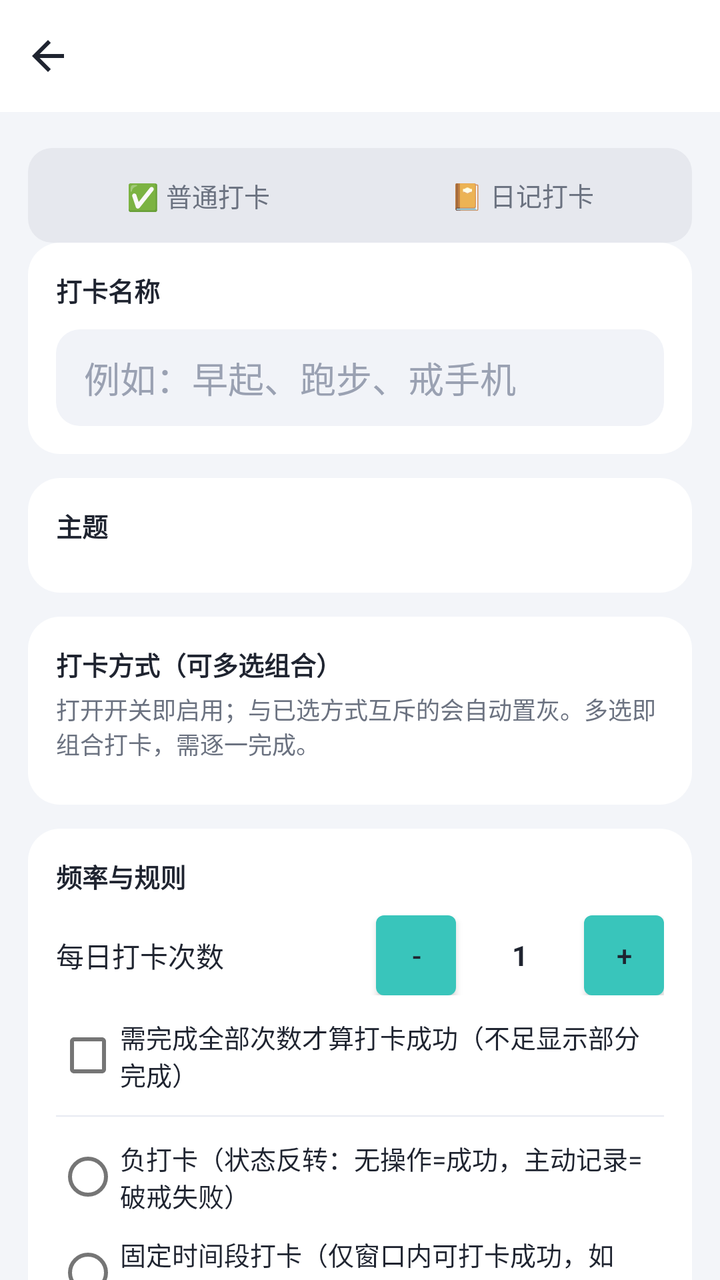
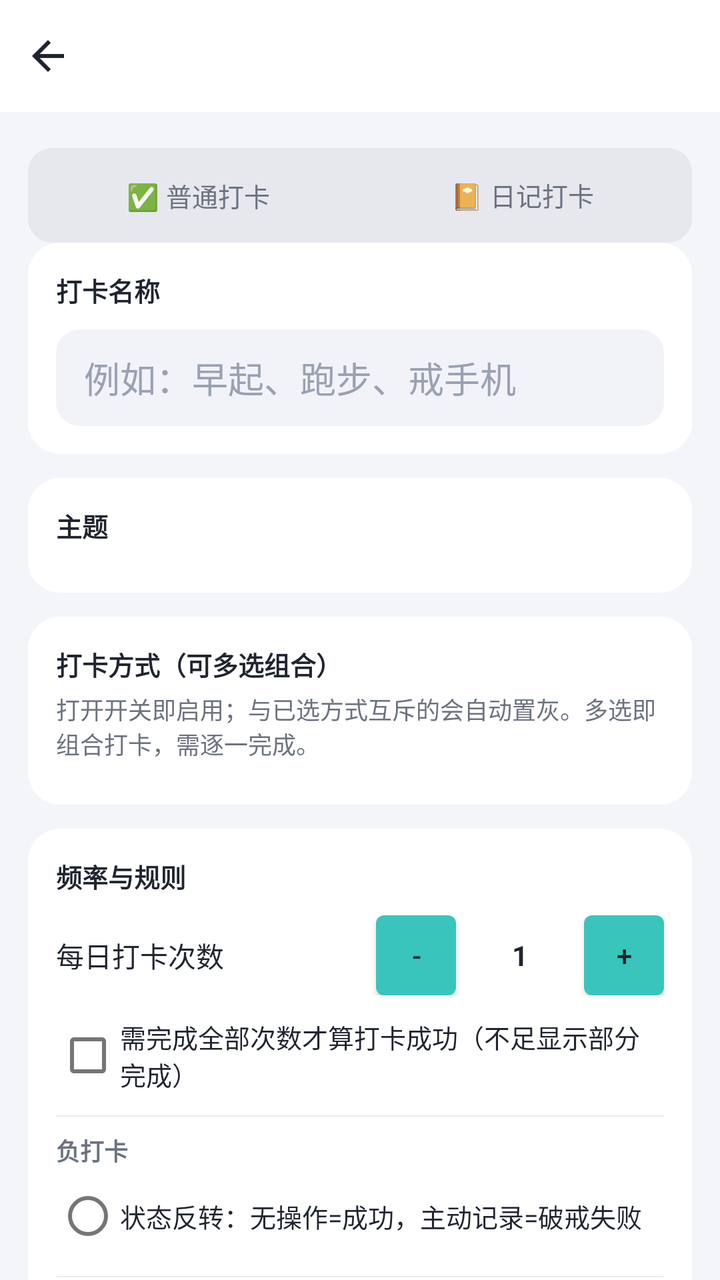

Two renders of the same Android screen: before a commit and after it. Below are the layout's source before the change and the commit's diff.
<!-- AndroidManifest.xml: application theme Theme.Checkin -->
<!-- res/layout/activity_create_item.xml -->
<?xml version="1.0" encoding="utf-8"?>
<LinearLayout xmlns:android="http://schemas.android.com/apk/res/android"
    android:id="@+id/create_root"
    android:layout_width="match_parent"
    android:layout_height="match_parent"
    android:background="@color/bg_page"
    android:orientation="vertical">

    <include android:id="@+id/topbar" layout="@layout/view_topbar" />

    <ScrollView
        android:layout_width="match_parent"
        android:layout_height="0dp"
        android:layout_weight="1"
        android:scrollbars="none">

        <LinearLayout
            android:layout_width="match_parent"
            android:layout_height="wrap_content"
            android:orientation="vertical"
            android:padding="14dp">

            
            <LinearLayout
                android:id="@+id/mode_container"
                android:layout_width="match_parent"
                android:layout_height="wrap_content"
                android:layout_marginTop="4dp"
                android:background="@drawable/bg_seg"
                android:padding="4dp"
                android:orientation="horizontal">

                <LinearLayout
                    android:id="@+id/tab_normal"
                    android:layout_width="0dp"
                    android:layout_height="wrap_content"
                    android:layout_weight="1"
                    android:clickable="true"
                    android:focusable="true"
                    android:gravity="center"
                    android:orientation="vertical"
                    android:padding="10dp">
                    <TextView
                        android:id="@+id/tv_tab_normal"
                        android:layout_width="match_parent"
                        android:layout_height="wrap_content"
                        android:gravity="center"
                        android:text="✅ 普通打卡"
                        android:textColor="@color/text_secondary"
                        android:textSize="13sp" />
                </LinearLayout>

                <LinearLayout
                    android:id="@+id/tab_journal"
                    android:layout_width="0dp"
                    android:layout_height="wrap_content"
                    android:layout_weight="1"
                    android:clickable="true"
                    android:focusable="true"
                    android:gravity="center"
                    android:orientation="vertical"
                    android:padding="10dp">
                    <TextView
                        android:id="@+id/tv_tab_journal"
                        android:layout_width="match_parent"
                        android:layout_height="wrap_content"
                        android:gravity="center"
                        android:text="📔 日记打卡"
                        android:textColor="@color/text_secondary"
                        android:textSize="13sp" />
                </LinearLayout>
            </LinearLayout>

            
            <TextView
                android:id="@+id/tv_mode_hint"
                android:layout_width="match_parent"
                android:layout_height="wrap_content"
                android:visibility="gone"
                android:text=""
                android:textColor="@color/text_secondary"
                android:textSize="12sp" />

            
            <LinearLayout
                android:layout_width="match_parent"
                android:layout_height="wrap_content"
                android:layout_marginBottom="12dp"
                android:background="@drawable/bg_card"
                android:orientation="vertical"
                android:padding="14dp">
                <TextView
                    android:layout_width="wrap_content"
                    android:layout_height="wrap_content"
                    android:text="打卡名称"
                    android:textColor="@color/text_primary"
                    android:textSize="13sp"
                    android:textStyle="bold" />
                <EditText
                    android:id="@+id/et_name"
                    android:layout_width="match_parent"
                    android:layout_height="wrap_content"
                    android:layout_marginTop="10dp"
                    android:background="@drawable/bg_input"
                    android:hint="例如：早起、跑步、戒手机"
                    android:inputType="text"
                    android:maxLength="20"
                    android:paddingHorizontal="14dp"
                    android:paddingVertical="11dp"
                    android:textColor="@color/text_primary"
                    android:textColorHint="@color/text_hint" />
            </LinearLayout>

            
            <LinearLayout
                android:layout_width="match_parent"
                android:layout_height="wrap_content"
                android:layout_marginBottom="12dp"
                android:background="@drawable/bg_card"
                android:orientation="vertical"
                android:padding="14dp">
                <TextView
                    android:layout_width="wrap_content"
                    android:layout_height="wrap_content"
                    android:text="主题"
                    android:textColor="@color/text_primary"
                    android:textSize="13sp"
                    android:textStyle="bold" />
                <HorizontalScrollView
                    android:layout_width="match_parent"
                    android:layout_height="wrap_content"
                    android:layout_marginTop="10dp"
                    android:scrollbars="none">
                    <LinearLayout
                        android:id="@+id/theme_container"
                        android:layout_width="wrap_content"
                        android:layout_height="wrap_content"
                        android:orientation="horizontal" />
                </HorizontalScrollView>
            </LinearLayout>

            
            <LinearLayout
                android:id="@+id/journal_panel"
                android:layout_width="match_parent"
                android:layout_height="wrap_content"
                android:layout_marginBottom="12dp"
                android:orientation="vertical"
                android:visibility="gone">

                <LinearLayout
                    android:layout_width="match_parent"
                    android:layout_height="wrap_content"
                    android:background="@drawable/bg_card"
                    android:orientation="vertical"
                    android:padding="14dp">

                    <TextView
                        android:id="@+id/tv_journal_type_label"
                        android:layout_width="wrap_content"
                        android:layout_height="wrap_content"
                        android:text="记录类型"
                        android:textColor="@color/text_primary"
                        android:textSize="13sp"
                        android:textStyle="bold" />

                    <RadioButton
                        android:id="@+id/rb_journal_suixinsui"
                        android:layout_width="match_parent"
                        android:layout_height="wrap_content"
                        android:layout_marginTop="10dp"
                        android:checked="true"
                        android:text="📔 随心记"
                        android:textColor="@color/text_primary"
                        android:textSize="13sp" />

                    
                    <LinearLayout
                        android:id="@+id/journal_methods"
                        android:layout_width="match_parent"
                        android:layout_height="wrap_content"
                        android:layout_marginTop="6dp"
                        android:orientation="vertical" />

                    <RadioButton
                        android:id="@+id/rb_journal_mood"
                        android:layout_width="match_parent"
                        android:layout_height="wrap_content"
                        android:layout_marginTop="4dp"
                        android:text="😊 心情日记（5 档心情 + 可选文字）"
                        android:textColor="@color/text_primary"
                        android:textSize="13sp" />

                    <CheckBox
                        android:id="@+id/cb_mood_chart"
                        android:layout_width="match_parent"
                        android:layout_height="wrap_content"
                        android:layout_marginTop="10dp"
                        android:text="心情折线图（当日多条心情时在备注栏画趋势线，随时可改）"
                        android:textColor="@color/text_primary"
                        android:textSize="13sp"
                        android:visibility="gone" />
                </LinearLayout>
            </LinearLayout>

            
            <LinearLayout
                android:id="@+id/method_card"
                android:layout_width="match_parent"
                android:layout_height="wrap_content"
                android:layout_marginBottom="12dp"
                android:background="@drawable/bg_card"
                android:orientation="vertical"
                android:padding="14dp">
                <TextView
                    android:id="@+id/tv_method_title"
                    android:layout_width="wrap_content"
                    android:layout_height="wrap_content"
                    android:text="打卡方式（可多选组合）"
                    android:textColor="@color/text_primary"
                    android:textSize="13sp"
                    android:textStyle="bold" />
                <TextView
                    android:id="@+id/tv_method_desc"
                    android:layout_width="match_parent"
                    android:layout_height="wrap_content"
                    android:layout_marginTop="4dp"
                    android:layout_marginBottom="8dp"
                    android:text="打开开关即启用；与已选方式互斥的会自动置灰。多选即组合打卡，需逐一完成。"
                    android:textColor="@color/text_secondary"
                    android:textSize="12sp" />
                <LinearLayout
                    android:id="@+id/method_container"
                    android:layout_width="match_parent"
                    android:layout_height="wrap_content"
                    android:orientation="vertical" />
            </LinearLayout>

            
            <LinearLayout
                android:id="@+id/rule_card"
                android:layout_width="match_parent"
                android:layout_height="wrap_content"
                android:layout_marginBottom="12dp"
                android:background="@drawable/bg_card"
                android:orientation="vertical"
                android:padding="14dp">

                <TextView
                    android:id="@+id/tv_rule_title"
                    android:layout_width="wrap_content"
                    android:layout_height="wrap_content"
                    android:text="频率与规则"
                    android:textColor="@color/text_primary"
                    android:textSize="13sp"
                    android:textStyle="bold" />

                <LinearLayout
                    android:layout_width="match_parent"
                    android:layout_height="wrap_content"
                    android:layout_marginTop="10dp"
                    android:gravity="center_vertical"
                    android:orientation="horizontal">
                    <TextView
                        android:layout_width="0dp"
                        android:layout_height="wrap_content"
                        android:layout_weight="1"
                        android:text="每日打卡次数"
                        android:textColor="@color/text_primary" />
                    <Button
                        android:id="@+id/btn_limit_minus"
                        android:layout_width="40dp"
                        android:layout_height="40dp"
                        android:insetTop="0dp" android:insetBottom="0dp"
                        android:padding="0dp"
                        android:text="-"
                        android:textColor="@color/text_primary" />
                    <TextView
                        android:id="@+id/tv_limit"
                        android:layout_width="64dp"
                        android:layout_height="wrap_content"
                        android:gravity="center"
                        android:text="1"
                        android:textColor="@color/text_primary"
                        android:textStyle="bold" />
                    <Button
                        android:id="@+id/btn_limit_plus"
                        android:layout_width="40dp"
                        android:layout_height="40dp"
                        android:insetTop="0dp" android:insetBottom="0dp"
                        android:padding="0dp"
                        android:text="+"
                        android:textColor="@color/text_primary" />
                </LinearLayout>

                
                <CheckBox
                    android:id="@+id/cb_all_required"
                    android:layout_width="match_parent"
                    android:layout_height="wrap_content"
                    android:layout_marginTop="6dp"
                    android:text="需完成全部次数才算打卡成功（不足显示部分完成）"
                    android:textColor="@color/text_primary"
                    android:textSize="13sp" />

                <View android:layout_width="match_parent" android:layout_height="0.5dp" android:layout_marginVertical="6dp" android:background="@color/divider" />

                <RadioButton
                    android:id="@+id/cb_negative"
                    android:layout_width="match_parent"
                    android:layout_height="wrap_content"
                    android:text="负打卡（状态反转：无操作=成功，主动记录=破戒失败）"
                    android:textColor="@color/text_primary"
                    android:textSize="13sp" />

                <RadioButton
                    android:id="@+id/cb_time_window"
                    android:layout_width="match_parent"
                    android:layout_height="wrap_content"
                    android:text="固定时间段打卡（仅窗口内可打卡成功，如 5:00–8:30 早起）"
                    android:textColor="@color/text_primary"
                    android:textSize="13sp" />

                <LinearLayout
                    android:id="@+id/tw_panel"
                    android:layout_width="match_parent"
                    android:layout_height="wrap_content"
                    android:orientation="vertical"
                    android:visibility="gone">

                    <LinearLayout
                        android:layout_width="match_parent"
                        android:layout_height="wrap_content"
                        android:gravity="center_vertical"
                        android:orientation="horizontal"
                        android:paddingHorizontal="12dp">
                        <TextView android:layout_width="wrap_content" android:layout_height="wrap_content" android:text="开始  " android:textColor="@color/text_secondary"/>
                        <Button android:id="@+id/btn_tw_start" android:layout_width="wrap_content" android:layout_height="wrap_content" android:insetTop="0dp" android:insetBottom="0dp" android:text="05:00" android:textColor="@color/brand_dark"/>
                        <TextView android:layout_width="wrap_content" android:layout_height="wrap_content" android:layout_marginStart="16dp" android:text="结束  " android:textColor="@color/text_secondary"/>
                        <Button android:id="@+id/btn_tw_end" android:layout_width="wrap_content" android:layout_height="wrap_content" android:insetTop="0dp" android:insetBottom="0dp" android:text="08:30" android:textColor="@color/brand_dark"/>
                    </LinearLayout>

                    <TextView
                        android:id="@+id/tv_tw_hint"
                        android:layout_width="match_parent"
                        android:layout_height="wrap_content"
                        android:paddingHorizontal="12dp"
                        android:textColor="@color/text_secondary"
                        android:textSize="12sp"
                        android:text="仅在所选时间段内可打卡成功；不支持跨天（如 23:00–01:00）；开启后将无法选择自动打卡。" />
                </LinearLayout>

            </LinearLayout>

            
            <LinearLayout
                android:id="@+id/schedule_card"
                android:layout_width="match_parent"
                android:layout_height="wrap_content"
                android:layout_marginBottom="12dp"
                android:background="@drawable/bg_card"
                android:orientation="vertical"
                android:padding="14dp">
                <TextView
                    android:id="@+id/tv_schedule_title"
                    android:layout_width="wrap_content"
                    android:layout_height="wrap_content"
                    android:text="打卡日期"
                    android:textColor="@color/text_primary"
                    android:textSize="13sp"
                    android:textStyle="bold" />
                <LinearLayout
                    android:id="@+id/schedule_container"
                    android:layout_width="match_parent"
                    android:layout_height="wrap_content"
                    android:layout_marginTop="10dp"
                    android:orientation="vertical" />
            </LinearLayout>

            
            <LinearLayout
                android:id="@+id/offset_card"
                android:layout_width="match_parent"
                android:layout_height="wrap_content"
                android:layout_marginBottom="12dp"
                android:background="@drawable/bg_card"
                android:orientation="vertical"
                android:padding="14dp">

                <TextView
                    android:id="@+id/tv_offset_title"
                    android:layout_width="wrap_content"
                    android:layout_height="wrap_content"
                    android:text="连续打卡抵消机制"
                    android:textColor="@color/text_primary"
                    android:textSize="13sp"
                    android:textStyle="bold" />

                <CheckBox
                    android:id="@+id/cb_offset"
                    android:layout_width="match_parent"
                    android:layout_height="wrap_content"
                    android:layout_marginTop="10dp"
                    android:text="开启抵消机会（🛡️可补漏签）"
                    android:textColor="@color/text_primary" />

                <LinearLayout
                    android:id="@+id/offset_panel"
                    android:layout_width="match_parent"
                    android:layout_height="wrap_content"
                    android:orientation="vertical"
                    android:visibility="gone">

                    <RadioGroup
                        android:id="@+id/rg_offset_mode"
                        android:layout_width="match_parent"
                        android:layout_height="wrap_content"
                        android:orientation="vertical">
                        <RadioButton android:id="@+id/rb_mode_a" android:layout_width="match_parent" android:layout_height="wrap_content" android:checked="true" android:text="模式A 累积型：每连续N天得1次，可累积" android:textColor="@color/text_primary"/>
                        <RadioButton android:id="@+id/rb_mode_b" android:layout_width="match_parent" android:layout_height="wrap_content" android:text="模式B 阈值型：连续达N天补满k次（不叠加）" android:textColor="@color/text_primary"/>
                        <RadioButton android:id="@+id/rb_mode_c" android:layout_width="match_parent" android:layout_height="wrap_content" android:text="模式C 周期型：每N天周期得k次" android:textColor="@color/text_primary"/>
                    </RadioGroup>

                    <LinearLayout
                        android:layout_width="match_parent"
                        android:layout_height="wrap_content"
                        android:layout_marginTop="6dp"
                        android:gravity="center_vertical"
                        android:orientation="horizontal">
                        <TextView android:layout_width="wrap_content" android:layout_height="wrap_content" android:text="连续天数 N=" android:textColor="@color/text_primary"/>
                        <EditText android:id="@+id/et_offset_n" android:layout_width="70dp" android:layout_height="wrap_content" android:background="@drawable/bg_input" android:inputType="number" android:padding="10dp" android:text="3" android:textColor="@color/text_primary"/>
                        <TextView android:id="@+id/tv_k_label" android:layout_width="wrap_content" android:layout_height="wrap_content" android:layout_marginStart="16dp" android:text="次数 k=" android:textColor="@color/text_primary"/>
                        <EditText android:id="@+id/et_offset_k" android:layout_width="70dp" android:layout_height="wrap_content" android:background="@drawable/bg_input" android:inputType="number" android:padding="10dp" android:text="1" android:textColor="@color/text_primary"/>
                    </LinearLayout>

                    <CheckBox
                        android:id="@+id/cb_offset_auto"
                        android:layout_width="match_parent"
                        android:layout_height="wrap_content"
                        android:layout_marginTop="6dp"
                        android:text="漏签时自动消耗（关闭则手动点日期补签）"
                        android:textColor="@color/text_primary"
                        android:textSize="13sp" />
                </LinearLayout>
            </LinearLayout>

            
            <LinearLayout
                android:id="@+id/policy_card"
                android:layout_width="match_parent"
                android:layout_height="wrap_content"
                android:layout_marginBottom="12dp"
                android:background="@drawable/bg_card"
                android:orientation="vertical"
                android:padding="14dp">
                <TextView
                    android:id="@+id/tv_policy_title"
                    android:layout_width="wrap_content"
                    android:layout_height="wrap_content"
                    android:text="逻辑修改策略（创建后不可更改）"
                    android:textColor="@color/text_primary"
                    android:textSize="13sp"
                    android:textStyle="bold" />
                <RadioGroup
                    android:layout_width="match_parent"
                    android:layout_height="wrap_content"
                    android:layout_marginTop="10dp"
                    android:orientation="vertical">
                    <RadioButton android:id="@+id/rb_locked" android:layout_width="match_parent" android:layout_height="wrap_content" android:checked="true" android:text="不可修改（规则创建后锁定）" android:textColor="@color/text_primary"/>
                    <RadioButton android:id="@+id/rb_interval" android:layout_width="match_parent" android:layout_height="wrap_content" android:text="每 N 天可修改一次" android:textColor="@color/text_primary"/>
                </RadioGroup>
                <LinearLayout
                    android:id="@+id/interval_panel"
                    android:layout_width="match_parent"
                    android:layout_height="wrap_content"
                    android:gravity="center_vertical"
                    android:orientation="horizontal"
                    android:paddingStart="12dp"
                    android:visibility="gone">
                    <TextView android:layout_width="wrap_content" android:layout_height="wrap_content" android:text="间隔天数 N =" android:textColor="@color/text_primary"/>
                    <EditText android:id="@+id/et_interval" android:layout_width="80dp" android:layout_height="wrap_content" android:layout_marginStart="8dp" android:background="@drawable/bg_input" android:inputType="number" android:padding="10dp" android:text="7" android:textColor="@color/text_primary"/>
                    <TextView android:layout_width="wrap_content" android:layout_height="wrap_content" android:text=" 天" android:textColor="@color/text_secondary"/>
                </LinearLayout>
            </LinearLayout>

            <Button
                android:id="@+id/btn_save"
                style="@style/PrimaryButton"
                android:layout_width="match_parent"
                android:layout_marginTop="16dp"
                android:layout_marginBottom="20dp"
                android:text="保存打卡项" />
        </LinearLayout>
    </ScrollView>
</LinearLayout>
<!-- res/layout/view_topbar.xml (included above) -->
<?xml version="1.0" encoding="utf-8"?>
<LinearLayout xmlns:android="http://schemas.android.com/apk/res/android"
    android:layout_width="match_parent"
    android:layout_height="56dp"
    android:background="@color/white"
    android:gravity="center_vertical"
    android:orientation="horizontal">

    <ImageButton
        android:id="@+id/btn_back"
        android:layout_width="48dp"
        android:layout_height="48dp"
        android:background="?attr/selectableItemBackgroundBorderless"
        android:contentDescription="返回"
        android:src="@drawable/ic_back" />

    <FrameLayout
        android:layout_width="0dp"
        android:layout_height="match_parent"
        android:layout_weight="1">

        <TextView
            android:id="@+id/tv_title"
            android:layout_width="wrap_content"
            android:layout_height="wrap_content"
            android:layout_gravity="center"
            android:textColor="@color/text_primary"
            android:textSize="17sp"
            android:textStyle="bold" />
    </FrameLayout>

    <FrameLayout
        android:id="@+id/title_right_container"
        android:layout_width="wrap_content"
        android:layout_height="match_parent"
        android:minWidth="48dp" />
</LinearLayout>
<!-- resources referenced by this layout -->
<resources>
  <color name="bg_page">#F3F5F9</color>
  <color name="brand_dark">#1F9C94</color>
  <color name="divider">#E7EAF1</color>
  <color name="text_hint">#9AA1B2</color>
  <color name="text_primary">#1F2430</color>
  <color name="text_secondary">#6B7280</color>
  <color name="white">#FFFFFF</color>
  <!-- drawable bg_card (drawable) -->
  <?xml version="1.0" encoding="utf-8"?>
  <shape xmlns:android="http://schemas.android.com/apk/res/android" android:shape="rectangle">
      <solid android:color="@color/bg_card" />
      <corners android:radius="16dp" />
  </shape>
  <!-- drawable bg_input (drawable) -->
  <?xml version="1.0" encoding="utf-8"?>
  <shape xmlns:android="http://schemas.android.com/apk/res/android" android:shape="rectangle">
      <solid android:color="#F1F3F8" />
      <corners android:radius="12dp" />
  </shape>
  <!-- drawable bg_seg (drawable) -->
  <?xml version="1.0" encoding="utf-8"?>
  <shape xmlns:android="http://schemas.android.com/apk/res/android"
      android:shape="rectangle">
      <solid android:color="#E6E8EE" />
      <corners android:radius="12dp" />
  </shape>
  <!-- drawable ic_back (drawable) -->
  <vector xmlns:android="http://schemas.android.com/apk/res/android"
      android:width="24dp" android:height="24dp"
      android:viewportWidth="24" android:viewportHeight="24" android:tint="@color/text_primary">
      <path android:fillColor="@android:color/white" android:pathData="M20,11H7.83l5.59,-5.59L12,4l-8,8 8,8 1.41,-1.41L7.83,13H20v-2z"/>
  </vector>
  <style name="PrimaryButton" parent="Widget.MaterialComponents.Button">
          <item name="android:layout_height">52dp</item>
          <item name="cornerRadius">14dp</item>
          <item name="android:textSize">16sp</item>
          <item name="android:textStyle">bold</item>
          <item name="android:textColor">@color/white</item>
      </style>
  <style name="Theme.Checkin" parent="Theme.MaterialComponents.Light.NoActionBar">
          <item name="colorPrimary">@color/brand</item>
          <item name="colorPrimaryDark">@color/brand_dark</item>
          <item name="colorAccent">@color/brand</item>
          <item name="android:windowBackground">@color/bg_page</item>
          <item name="android:statusBarColor">@color/white</item>
          <item name="android:windowLightStatusBar">true</item>
          <item name="android:textColorPrimary">@color/text_primary</item>
          <item name="android:textColorSecondary">@color/text_secondary</item>
          <item name="bottomNavigationStyle">@style/Widget.Checkin.BottomNav</item>
      </style>
  <color name="bg_card">#FFFFFF</color>
  <color name="brand">#39C5BB</color>
  <style name="Widget.Checkin.BottomNav" parent="Widget.MaterialComponents.BottomNavigationView">
          <item name="itemTextColor">@color/nav_tint</item>
          <item name="itemIconTint">@color/nav_tint</item>
          <item name="backgroundTint">@color/white</item>
          <item name="elevation">10dp</item>
          <item name="labelVisibilityMode">labeled</item>
      </style>
</resources>

<!-- the commit's change to res/layout/activity_create_item.xml (unified diff, before → after) -->
@@ -305,13 +305,35 @@
 
                 <View android:layout_width="match_parent" android:layout_height="0.5dp" android:layout_marginVertical="6dp" android:background="@color/divider" />
 
+                
+                <TextView
+                    android:layout_width="match_parent"
+                    android:layout_height="wrap_content"
+                    android:layout_marginTop="2dp"
+                    android:text="负打卡"
+                    android:textColor="@color/text_secondary"
+                    android:textSize="12sp"
+                    android:textStyle="bold" />
+
                 <RadioButton
                     android:id="@+id/cb_negative"
                     android:layout_width="match_parent"
                     android:layout_height="wrap_content"
-                    android:text="负打卡（状态反转：无操作=成功，主动记录=破戒失败）"
+                    android:text="状态反转：无操作=成功，主动记录=破戒失败"
                     android:textColor="@color/text_primary"
                     android:textSize="13sp" />
+
+                <View android:layout_width="match_parent" android:layout_height="0.5dp" android:layout_marginVertical="6dp" android:background="@color/divider" />
+
+                
+                <TextView
+                    android:layout_width="match_parent"
+                    android:layout_height="wrap_content"
+                    android:layout_marginTop="2dp"
+                    android:text="时间规则（二选一）"
+                    android:textColor="@color/text_secondary"
+                    android:textSize="12sp"
+                    android:textStyle="bold" />
 
                 <RadioButton
                     android:id="@+id/cb_time_window"
@@ -348,6 +370,30 @@
                         android:textColor="@color/text_secondary"
                         android:textSize="12sp"
                         android:text="仅在所选时间段内可打卡成功；不支持跨天（如 23:00–01:00）；开启后将无法选择自动打卡。" />
+                </LinearLayout>
+
+                <View android:layout_width="match_parent" android:layout_height="0.5dp" android:layout_marginVertical="6dp" android:background="@color/divider" />
+
+                
+                <RadioButton
+                    android:id="@+id/cb_day_cutoff"
+                    android:layout_width="match_parent"
+                    android:layout_height="wrap_content"
+                    android:text="时间分割：凌晨该时间之前打卡算前一天的记录（熬夜党友好）"
+                    android:textColor="@color/text_primary"
+                    android:textSize="13sp" />
+
+                <LinearLayout
+                    android:id="@+id/cutoff_panel"
+                    android:layout_width="match_parent"
+                    android:layout_height="wrap_content"
+                    android:gravity="center_vertical"
+                    android:orientation="horizontal"
+                    android:paddingHorizontal="12dp"
+                    android:visibility="gone">
+                    <TextView android:layout_width="wrap_content" android:layout_height="wrap_content" android:text="分割时间  00:00 – " android:textColor="@color/text_secondary"/>
+                    <Button android:id="@+id/btn_day_cutoff" android:layout_width="wrap_content" android:layout_height="wrap_content" android:insetTop="0dp" android:insetBottom="0dp" android:text="03:00" android:textColor="@color/brand_dark"/>
+                    <TextView android:layout_width="wrap_content" android:layout_height="wrap_content" android:text="  打卡算前一天的记录" android:textColor="@color/text_secondary"/>
                 </LinearLayout>
 
             </LinearLayout>
